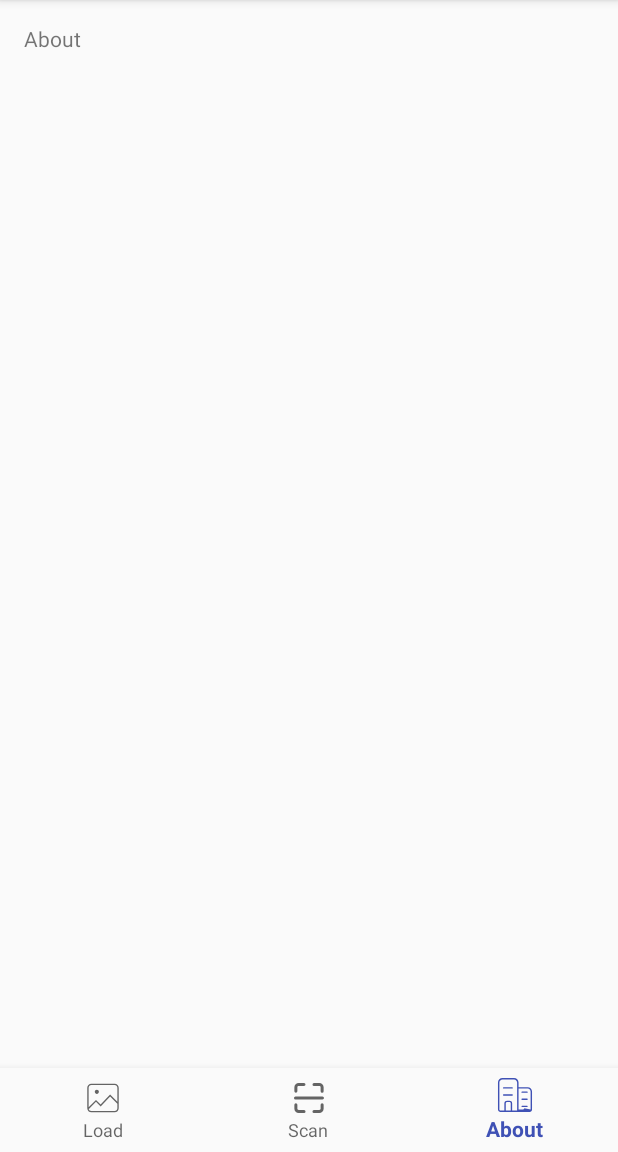
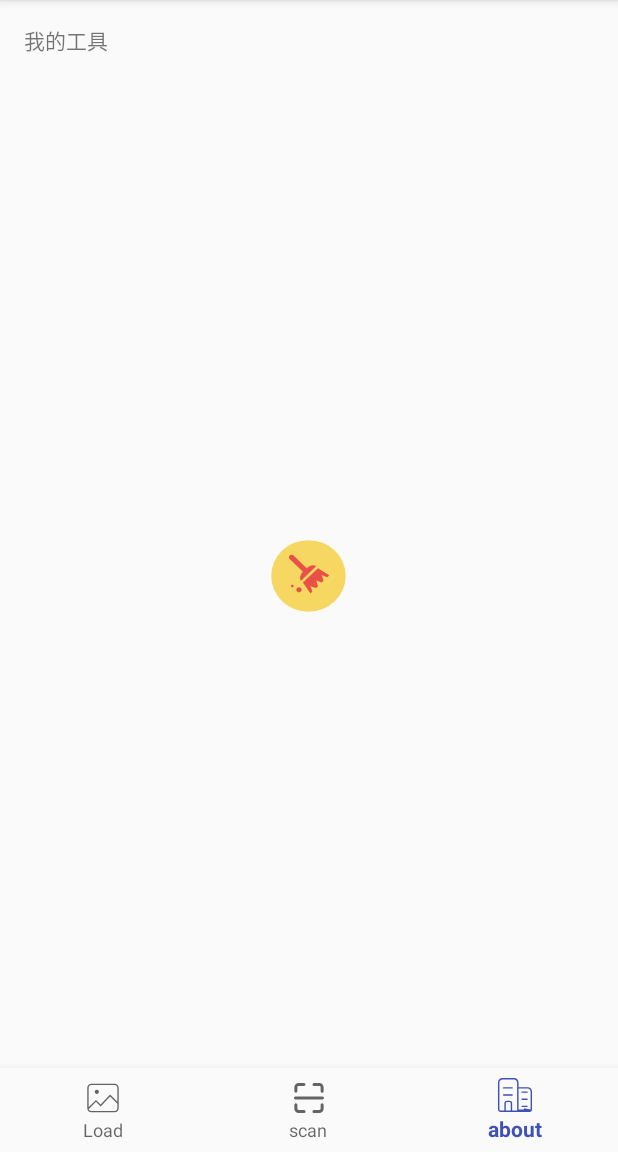
Before and after one commit to toufuChew/CardOCR, an Android app: the screen it shows after launch (MainActivity), item 3 of the bottom bar chosen, on a phone screen of 412 x 824 dp, the part 84-1236 px from its top. Run offline under Robolectric (Android 15) with nearby library versions, the phone set to English and light mode, and no system bars; libraries missing offline, so code that uses them is left out: com.googlecode.tesseract; 2 statements that could not run were skipped.

Commit message:
Add clear cache tool

```diff
--- a/app/src/main/java/com/toufuchew/cardocr/MainActivity.java
+++ b/app/src/main/java/com/toufuchew/cardocr/MainActivity.java
@@ -15,8 +15,11 @@ import android.support.annotation.Nullable;
 import android.support.design.widget.BottomNavigationView;
 import android.support.v7.app.AppCompatActivity;
 import android.util.Log;
+import android.view.LayoutInflater;
 import android.view.MenuItem;
 import android.view.View;
+import android.view.ViewGroup;
+import android.widget.Button;
 import android.widget.ProgressBar;
 import android.widget.TextView;
 import android.widget.Toast;
@@ -33,16 +36,23 @@ import com.toufuchew.cardocr.tools.ScanAssistant;
 import org.opencv.android.Utils;
 import org.opencv.core.Mat;
 
+import java.nio.channels.AlreadyBoundException;
 import java.util.concurrent.Callable;
 import java.util.concurrent.ExecutionException;
 import java.util.concurrent.Future;
 import java.util.concurrent.FutureTask;
 
 
-public class MainActivity extends AppCompatActivity {
+public class MainActivity extends AppCompatActivity implements View.OnClickListener{
     public final static int REQUEST_IMAGE_CAPTURE = 1;
 
-    private TextView mTextMessage;
+    private ViewGroup mLoadView;
+
+    private ViewGroup mScanView;
+
+    private ViewGroup mAboutView;
+
+    private Button mClearButton;
 
     private ProgressBar mProgressBar;
 
@@ -57,19 +67,10 @@ public class MainActivity extends AppCompatActivity {
 
         @Override
         public boolean onNavigationItemSelected(@NonNull MenuItem item) {
-            switch (item.getItemId()) {
-                case R.id.navigation_picture:
-                    mTextMessage.setText(R.string.picture);
-                    return true;
-                case R.id.navigation_scan:
-                    mTextMessage.setText(R.string.ocr);
-                    doScan();
-                    return true;
-                case R.id.navigation_about:
-                    mTextMessage.setText(R.string.about);
-                    return true;
+            if (item.getItemId() == R.id.navigation_scan) {
+                doScan();
             }
-            return false;
+            return setView(item.getItemId());
         }
     };
 
@@ -89,10 +90,37 @@ public class MainActivity extends AppCompatActivity {
     }
 
     private void initView() {
-        mTextMessage = (TextView) findViewById(R.id.message);
+        mLoadView = (ViewGroup) findViewById(R.id.page_load);
+        mScanView = (ViewGroup) findViewById(R.id.page_scan);
+        mAboutView = (ViewGroup) findViewById(R.id.page_about);
         BottomNavigationView navigation = (BottomNavigationView) findViewById(R.id.navigation);
         navigation.setOnNavigationItemSelectedListener(mOnNavigationItemSelectedListener);
+        mClearButton = (Button) findViewById(R.id.btn_clear);
+        mClearButton.setOnClickListener(this);
         mProgressBar = (ProgressBar) findViewById(R.id.ocr_progressbar);
+    }
+
+    private boolean setView(int id){
+        boolean set = true;
+        switch (id) {
+            case R.id.navigation_picture:
+                mLoadView.setVisibility(View.VISIBLE);
+                mScanView.setVisibility(View.GONE);
+                mAboutView.setVisibility(View.GONE);
+                break;
+            case R.id.navigation_scan:
+                mLoadView.setVisibility(View.GONE);
+                mScanView.setVisibility(View.VISIBLE);
+                mAboutView.setVisibility(View.GONE);
+                break;
+            case R.id.navigation_about:
+                mLoadView.setVisibility(View.GONE);
+                mScanView.setVisibility(View.GONE);
+                mAboutView.setVisibility(View.VISIBLE);
+                break;
+            default: set = false;
+        }
+        return set;
     }
 
     @Override
@@ -151,6 +179,7 @@ public class MainActivity extends AppCompatActivity {
             public String call() throws Exception {
                 // start ocr
                 boolean success = scanAssistant.scan();
+                Thread.sleep(5000);
                 if (success) {
                     return scanAssistant.getIDString();
                 }
@@ -163,20 +192,18 @@ public class MainActivity extends AppCompatActivity {
             public Future<String> doInBackground() {
                 return task;
             }
-
             @Override
             public int updateProgress() {
                 return scanAssistant.getProgress();
             }
-
             @Override
             public void callBackResult(String result) {
+                TextView mTextMessage = (TextView) findViewById(R.id.message_scan);
                 mTextMessage.setText(result);
             }
         };
         // begin move the progressbar
         new ProgressAsyncWork<String>(progressWork, mProgressBar).work();
-
     }
 
     @Override
@@ -210,6 +237,17 @@ public class MainActivity extends AppCompatActivity {
         return requestPermissionsTool.requestPermissions(this, permissions);
     }
 
+    @Override
+    public void onClick(View view) {
+        switch (view.getId()) {
+            case R.id.btn_clear:
+                // clear cache file
+                CommonUtils.emptyDirectory(CommonUtils.APP_PATH);
+                Toast.makeText(this, "已清空缓存文件", Toast.LENGTH_SHORT).show();
+                break;
+        }
+    }
+
     private class doTessPrepare extends AsyncTask<String, Void, String> {
 
         @Override
@@ -229,4 +267,5 @@ public class MainActivity extends AppCompatActivity {
         protected void onPostExecute(String s) {
         }
     }
+
 }
--- a/app/src/main/java/com/toufuchew/cardocr/async/ProgressAsyncWork.java
+++ b/app/src/main/java/com/toufuchew/cardocr/async/ProgressAsyncWork.java
@@ -4,6 +4,8 @@ import android.os.Handler;
 import android.os.Message;
 import android.view.View;
 import android.widget.ProgressBar;
+
+import com.toufuchew.cardocr.tools.CommonUtils;
 
 import java.util.concurrent.ExecutionException;
 import java.util.concurrent.Future;
@@ -62,6 +64,7 @@ public class ProgressAsyncWork<V> {
                     }
                     msg.arg1 = progressWork.updateProgress();
                     postHandler.sendMessage(msg);
+                    CommonUtils.info("progress: " + msg.arg1);
                     try {
                         Thread.sleep(100);
                     } catch (InterruptedException e) {
--- /dev/null
+++ b/app/src/main/res/drawable/ic_clear.xml
@@ -0,0 +1,5 @@
+<vector android:height="24dp" android:viewportHeight="1024"
+    android:viewportWidth="1024" android:width="24dp" xmlns:android="http://schemas.android.com/apk/res/android">
+    <path android:fillColor="#F5D762" android:pathData="M511.46,510.6m-508.6,0a508.6,508.6 0,1 0,1017.21 0,508.6 508.6,0 1,0 -1017.21,0Z"/>
+    <path android:fillColor="#E95048" android:pathData="M487.41,400.01L307.74,220.34c-15.4,-15.4 -35.93,-15.4 -51.33,0 -15.4,15.4 -15.4,35.93 0,51.33l179.67,179.67c-69.3,84.7 -25.67,128.33 -25.67,128.33l205.33,-205.33S572.11,330.71 487.41,400.01zM436.08,605.34L641.41,400.01 795.41,502.68l-25.67,25.67c-2.57,2.57 -77,-25.67 -77,-25.67l25.67,77 -25.67,25.67 -74.43,-28.23 23.1,79.57 -25.67,25.67 -77,-25.67 25.67,77 -25.67,25.67 -102.67,-154zM273.27,654.63c0,10.02 8.13,18.15 18.15,18.15 10.02,0 18.15,-8.13 18.15,-18.15s-8.13,-18.15 -18.15,-18.15c-10.02,-0 -18.15,8.13 -18.15,18.15zM345.87,709.08c0,20.05 16.25,36.3 36.3,36.3 20.05,0 36.3,-16.25 36.3,-36.3s-16.25,-36.3 -36.3,-36.3c-20.05,0 -36.3,16.25 -36.3,36.3z"/>
+</vector>
--- a/app/src/main/res/layout/activity_main.xml
+++ b/app/src/main/res/layout/activity_main.xml
@@ -7,17 +7,53 @@
     android:layout_height="match_parent"
     tools:context=".MainActivity">
 
+    <RelativeLayout
+        android:id="@+id/page_load"
+        android:layout_width="match_parent"
+        android:layout_height="match_parent">
         <TextView
-        android:id="@+id/message"
+            android:id="@+id/message_load"
+            android:layout_width="wrap_content"
+            android:layout_height="wrap_content"
+            android:text="@string/picture"
+            android:layout_marginLeft="@dimen/activity_horizontal_margin"
+            android:layout_marginStart="@dimen/activity_horizontal_margin"
+            android:layout_marginTop="@dimen/activity_vertical_margin"
+            app:layout_constraintLeft_toLeftOf="parent"
+            app:layout_constraintTop_toTopOf="parent"/>
+
+    </RelativeLayout>
+
+    <RelativeLayout
+        android:id="@+id/page_about"
+        android:layout_width="match_parent"
+        android:layout_height="match_parent"
+        android:visibility="gone">
+
+        <TextView
+            android:id="@+id/message_about"
             android:layout_width="wrap_content"
             android:layout_height="wrap_content"
             android:layout_marginLeft="@dimen/activity_horizontal_margin"
             android:layout_marginStart="@dimen/activity_horizontal_margin"
             android:layout_marginTop="@dimen/activity_vertical_margin"
-        android:text="@string/picture"
+            android:text="@string/about"
             app:layout_constraintLeft_toLeftOf="parent"
             app:layout_constraintTop_toTopOf="parent" />
 
+        <Button
+            android:id="@+id/btn_clear"
+            android:layout_width="50dp"
+            android:layout_height="wrap_content"
+            android:layout_centerInParent="true"
+            android:background="@drawable/ic_clear" />
+    </RelativeLayout>
+
+    <RelativeLayout
+        android:id="@+id/page_scan"
+        android:layout_width="match_parent"
+        android:layout_height="match_parent"
+        android:visibility="gone">
         <ProgressBar
             android:id="@+id/ocr_progressbar"
             android:layout_width="match_parent"
@@ -28,6 +64,8 @@
             android:progress="0"
             android:secondaryProgress="0"
             android:visibility="gone"/>
+        <include layout="@layout/ocr_results" />
+    </RelativeLayout>
 
     <android.support.design.widget.BottomNavigationView
         android:id="@+id/navigation"
--- a/app/src/main/res/menu/navigation.xml
+++ b/app/src/main/res/menu/navigation.xml
@@ -4,16 +4,16 @@
     <item
         android:id="@+id/navigation_picture"
         android:icon="@drawable/ic_comiistupian"
-        android:title="@string/picture" />
+        android:title="@string/nav_picture" />
 
     <item
         android:id="@+id/navigation_scan"
         android:icon="@drawable/ic_scan_green"
-        android:title="@string/ocr" />
+        android:title="@string/nav_scan" />
 
     <item
         android:id="@+id/navigation_about"
         android:icon="@drawable/ic_about"
-        android:title="@string/about" />
+        android:title="@string/nav_about" />
 
 </menu>
--- a/app/src/main/res/values/strings.xml
+++ b/app/src/main/res/values/strings.xml
@@ -1,6 +1,9 @@
 <resources>
     <string name="app_name">CardOCR</string>
-    <string name="picture">Load</string>
-    <string name="ocr">Scan</string>
-    <string name="about">About</string>
+    <string name="picture">开发中呀</string>
+    <string name="ocr">卡号区域</string>
+    <string name="about">我的工具</string>
+    <string name="nav_picture">Load</string>
+    <string name="nav_scan">scan</string>
+    <string name="nav_about">about</string>
 </resources>
```
Also changed, not shown: app/src/main/res/layout/ocr_results.xml (+22 -45 lines). Lines whose indentation alone changed are shown as unchanged.
